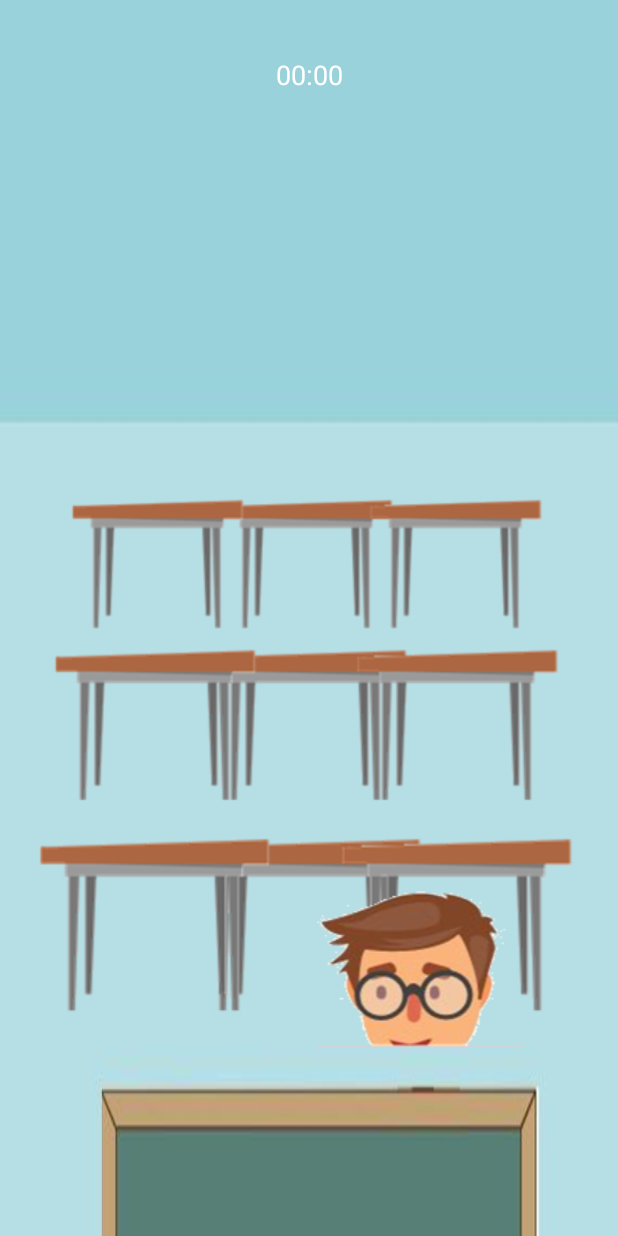
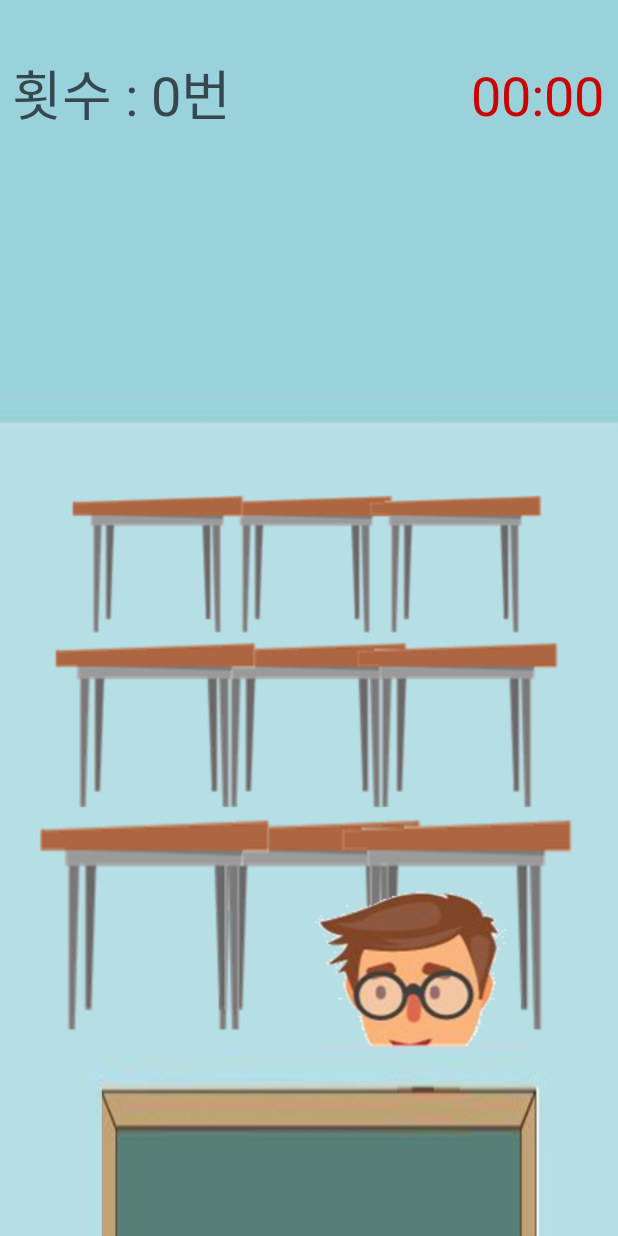
Before and after one commit to hwanghyohyuk/Escape, an Android app: the layout activity_singleplay.xml on its own in the app's theme, with its tools: preview values and no code run, on a phone screen of 412 x 824 dp. Run offline under Robolectric (Android 15) with nearby library versions, the phone set to English and light mode, and no system bars.

Commit message:
Merge branch 'master' of https://github.com/hwanghyohyuk/Escape
# Conflicts:
#	app/src/main/java/com/escape/angel/escape/game/SinglePlayActivity.java

```diff
--- a/app/src/main/res/layout/activity_singleplay.xml
+++ b/app/src/main/res/layout/activity_singleplay.xml
@@ -31,13 +31,13 @@
         app:layout_constraintRight_toRightOf="parent"
         app:layout_constraintTop_toTopOf="parent"
         app:layout_constraintVertical_bias="0.0"
-        app:srcCompat="@drawable/mohyuk" />
+        />
 
     <ImageView
         android:id="@+id/iv_desk3"
         android:layout_width="120dp"
         android:layout_height="wrap_content"
-        app:srcCompat="@drawable/desk_size3"
+        android:background="@drawable/desk_size3"
         app:layout_constraintLeft_toLeftOf="parent"
         app:layout_constraintTop_toTopOf="parent"
         app:layout_constraintBottom_toBottomOf="parent"
@@ -54,13 +54,13 @@
         app:layout_constraintLeft_toLeftOf="parent"
         app:layout_constraintRight_toRightOf="parent"
         app:layout_constraintTop_toTopOf="parent"
-        app:srcCompat="@drawable/mohyuk" />
+        />
 
     <ImageView
         android:id="@+id/iv_desk2"
         android:layout_width="140dp"
         android:layout_height="wrap_content"
-        app:srcCompat="@drawable/desk_size2"
+        android:background="@drawable/desk_size2"
         app:layout_constraintLeft_toLeftOf="parent"
         app:layout_constraintTop_toTopOf="parent"
         app:layout_constraintBottom_toBottomOf="parent"
@@ -76,14 +76,13 @@
         app:layout_constraintLeft_toLeftOf="parent"
         app:layout_constraintRight_toRightOf="parent"
         app:layout_constraintTop_toTopOf="parent"
-        app:layout_constraintVertical_bias="0.276"
-        app:srcCompat="@drawable/mohyuk" />
+        app:layout_constraintVertical_bias="0.276" />
 
     <ImageView
         android:id="@+id/iv_desk1"
         android:layout_width="160dp"
         android:layout_height="wrap_content"
-        app:srcCompat="@drawable/desk_size1"
+        android:background="@drawable/desk_size1"
         app:layout_constraintLeft_toLeftOf="parent"
         app:layout_constraintTop_toTopOf="parent"
         app:layout_constraintBottom_toBottomOf="parent"
@@ -94,7 +93,7 @@
         android:id="@+id/iv_desk6"
         android:layout_width="120dp"
         android:layout_height="wrap_content"
-        app:srcCompat="@drawable/desk_size3"
+        android:background="@drawable/desk_size3"
         app:layout_constraintLeft_toLeftOf="parent"
         app:layout_constraintTop_toTopOf="parent"
         app:layout_constraintBottom_toBottomOf="parent"
@@ -106,7 +105,7 @@
         android:id="@+id/iv_desk5"
         android:layout_width="140dp"
         android:layout_height="wrap_content"
-        app:srcCompat="@drawable/desk_size2"
+        android:background="@drawable/desk_size2"
         app:layout_constraintLeft_toLeftOf="parent"
         app:layout_constraintTop_toTopOf="parent"
         app:layout_constraintBottom_toBottomOf="parent"
@@ -118,7 +117,7 @@
         android:id="@+id/iv_desk4"
         android:layout_width="160dp"
         android:layout_height="wrap_content"
-        app:srcCompat="@drawable/desk_size1"
+        android:background="@drawable/desk_size1"
         app:layout_constraintLeft_toLeftOf="parent"
         app:layout_constraintTop_toTopOf="parent"
         app:layout_constraintBottom_toBottomOf="parent"
@@ -130,7 +129,7 @@
         android:id="@+id/iv_desk9"
         android:layout_width="120dp"
         android:layout_height="wrap_content"
-        app:srcCompat="@drawable/desk_size3"
+        android:background="@drawable/desk_size3"
         app:layout_constraintLeft_toLeftOf="parent"
         app:layout_constraintTop_toTopOf="parent"
         app:layout_constraintBottom_toBottomOf="parent"
@@ -141,7 +140,7 @@
         android:id="@+id/iv_desk8"
         android:layout_width="140dp"
         android:layout_height="wrap_content"
-        app:srcCompat="@drawable/desk_size2"
+        android:background="@drawable/desk_size2"
         app:layout_constraintLeft_toLeftOf="parent"
         app:layout_constraintTop_toTopOf="parent"
         app:layout_constraintBottom_toBottomOf="parent"
@@ -152,7 +151,7 @@
         android:id="@+id/iv_desk7"
         android:layout_width="160dp"
         android:layout_height="wrap_content"
-        app:srcCompat="@drawable/desk_size1"
+        android:background="@drawable/desk_size1"
         app:layout_constraintLeft_toLeftOf="parent"
         app:layout_constraintTop_toTopOf="parent"
         app:layout_constraintBottom_toBottomOf="parent"
@@ -163,48 +162,53 @@
 
 
     <ImageView
-        android:id="@+id/imageView19"
+        android:id="@+id/iv_Teacher"
         android:layout_width="142dp"
         android:layout_height="114dp"
-        app:srcCompat="@drawable/t_front"
+        android:background="@drawable/t_front"
+        app:layout_constraintBottom_toBottomOf="parent"
+        app:layout_constraintHorizontal_bias="0.773"
         app:layout_constraintLeft_toLeftOf="parent"
+        app:layout_constraintRight_toRightOf="parent"
         app:layout_constraintTop_toTopOf="parent"
-        app:layout_constraintBottom_toBottomOf="parent"
-        app:layout_constraintRight_toRightOf="parent"
-        app:layout_constraintHorizontal_bias="0.773"
         app:layout_constraintVertical_bias="0.824" />
 
     <Chronometer
         android:id="@+id/timer"
         android:layout_width="wrap_content"
         android:layout_height="wrap_content"
-        android:textSize="18sp"
+        android:textColor="@android:color/holo_red_dark"
+        android:textSize="36sp"
         app:layout_constraintBottom_toBottomOf="parent"
+        app:layout_constraintHorizontal_bias="0.971"
         app:layout_constraintLeft_toLeftOf="parent"
         app:layout_constraintRight_toRightOf="parent"
         app:layout_constraintTop_toTopOf="parent"
-        app:layout_constraintVertical_bias="0.047" />
+        app:layout_constraintVertical_bias="0.05" />
 
     <TextView
         android:id="@+id/tv_Ready"
         android:layout_width="wrap_content"
         android:layout_height="wrap_content"
         android:text=""
-    android:textSize="30sp"
+        android:textSize="36sp"
         app:layout_constraintBottom_toBottomOf="parent"
         app:layout_constraintLeft_toLeftOf="parent"
         app:layout_constraintRight_toRightOf="parent"
         app:layout_constraintTop_toTopOf="parent" />
 
     <TextView
-        android:id="@+id/tv_FA"
+        android:id="@+id/tv_touch"
         android:layout_width="wrap_content"
         android:layout_height="wrap_content"
-        android:text=""
-        android:textSize="30sp"
+        android:text="횟수 : 0번"
+        android:textColor="@color/material_blue_grey_800"
+        android:textSize="36sp"
         app:layout_constraintBottom_toBottomOf="parent"
+        app:layout_constraintHorizontal_bias="0.029"
         app:layout_constraintLeft_toLeftOf="parent"
         app:layout_constraintRight_toRightOf="parent"
-        app:layout_constraintTop_toTopOf="parent" />
+        app:layout_constraintTop_toTopOf="parent"
+        app:layout_constraintVertical_bias="0.046" />
 
 </android.support.constraint.ConstraintLayout>
```
Also changed, not shown: app/src/main/java/com/escape/angel/escape/game/SinglePlayActivity.java (+124 -28 lines). Lines whose indentation alone changed are shown as unchanged.
